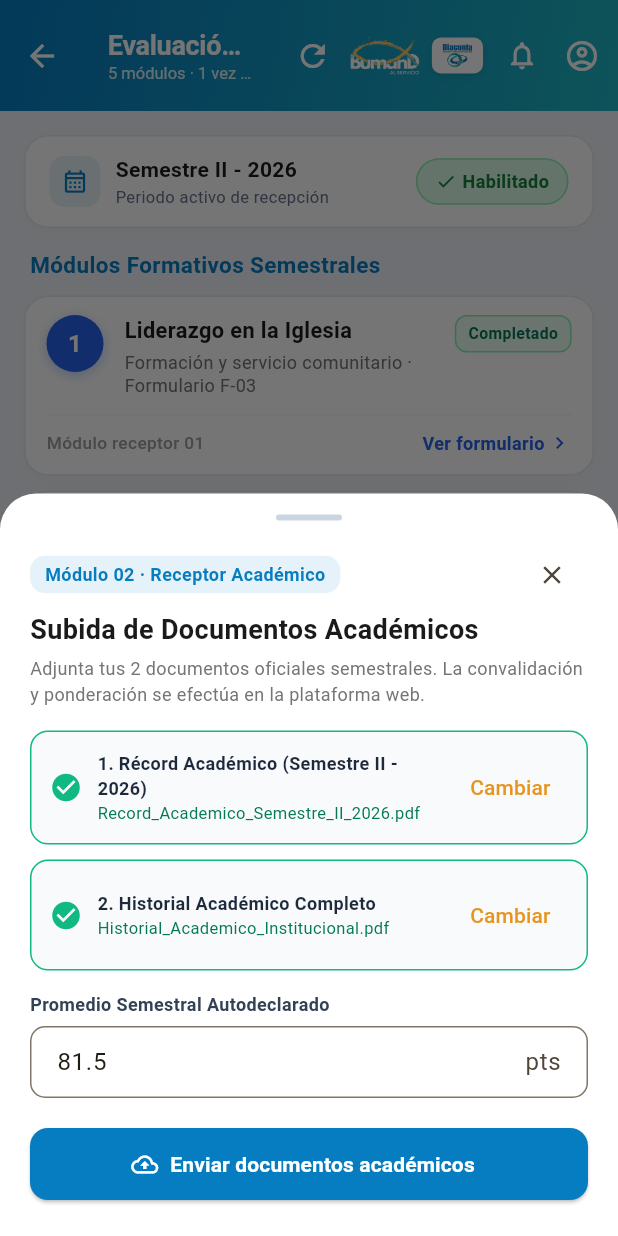
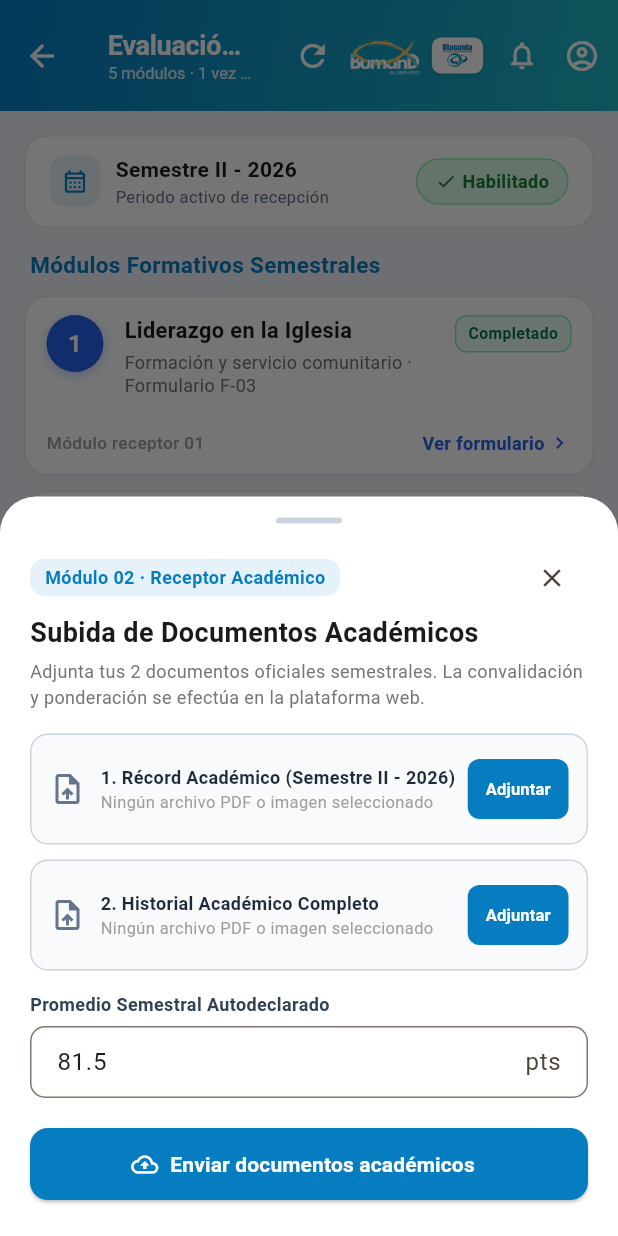
Before and after one commit to ddavalos12/bummand-movil, a Flutter app: the EvaluacionesPantalla screen opened directly, after a tap on an icon or button, on a phone screen of 412 x 824 dp. Run offline on Flutter 3.47's test engine with Material 3 defaults, Android fonts, the phone set to English and light mode, and no system bars; our stand-ins replace file_picker, flutter_riverpod, flutter_svg, geolocator, shared_preferences; accounts and stored records are empty; network calls fail.

Commit message:
feat(movil): integrar selector de archivos file_picker para subida de record academico y comprobantes medicos

```diff
--- a/lib/modulos/evaluaciones/widgets/detalle_evaluacion_modal.dart
+++ b/lib/modulos/evaluaciones/widgets/detalle_evaluacion_modal.dart
@@ -1,5 +1,6 @@
 import 'dart:convert';
 import 'package:flutter/material.dart';
+import 'package:file_picker/file_picker.dart';
 import 'package:http/http.dart' as http;
 
 import '../../../nucleo/constantes/api-constantes.dart';
@@ -611,14 +612,65 @@ class _ReceptorAcademicoModal extends StatefulWidget {
 
 class _ReceptorAcademicoModalState extends State<_ReceptorAcademicoModal> {
   final _promedio_ctrl = TextEditingController(text: "81.5");
-  String? _archivo_record = "Record_Academico_Semestre_II_2026.pdf";
-  String? _archivo_historial = "Historial_Academico_Institucional.pdf";
+  String? _archivo_record;
+  String? _archivo_historial;
+  String? _tamano_record;
+  String? _tamano_historial;
   bool _enviando = false;
 
   @override
   void dispose() {
     _promedio_ctrl.dispose();
     super.dispose();
+  }
+
+  Future<void> _seleccionarArchivo(bool es_record) async {
+    try {
+      final resultado = await FilePicker.pickFiles(
+        type: FileType.custom,
+        allowedExtensions: ['pdf', 'png', 'jpg', 'jpeg'],
+      );
+
+      if (resultado.isNotEmpty) {
+        final archivo = resultado.first;
+        final bytes = archivo.lengthSync();
+        final tamano = bytes != null
+            ? (bytes > 1024 * 1024
+                ? "${(bytes / (1024 * 1024)).toStringAsFixed(1)} MB"
+                : "${(bytes / 1024).toStringAsFixed(1)} KB")
+            : null;
+
+        setState(() {
+          if (es_record) {
+            _archivo_record = archivo.name;
+            _tamano_record = tamano;
+          } else {
+            _archivo_historial = archivo.name;
+            _tamano_historial = tamano;
+          }
+        });
+      }
+    } catch (e) {
+      if (!mounted) return;
+      ScaffoldMessenger.of(context).showSnackBar(
+        SnackBar(
+          content: Text("No se pudo seleccionar el archivo: $e"),
+          backgroundColor: const Color(0xFFDC2626),
+        ),
+      );
+    }
+  }
+
+  void _eliminarArchivo(bool es_record) {
+    setState(() {
+      if (es_record) {
+        _archivo_record = null;
+        _tamano_record = null;
+      } else {
+        _archivo_historial = null;
+        _tamano_historial = null;
+      }
+    });
   }
 
   Future<void> _enviarDocumentos() async {
@@ -737,21 +789,17 @@ class _ReceptorAcademicoModalState extends State<_ReceptorAcademicoModal> {
           _construirSelectorDocumento(
             etiqueta: "1. Récord Académico (Semestre II - 2026)",
             archivo: _archivo_record,
-            alPresionar: () {
-              setState(() {
-                _archivo_record = "Record_Academico_Semestre_II_2026.pdf";
-              });
-            },
+            tamano: _tamano_record,
+            alPresionar: () => _seleccionarArchivo(true),
+            alEliminar: () => _eliminarArchivo(true),
           ),
           const SizedBox(height: 10),
           _construirSelectorDocumento(
             etiqueta: "2. Historial Académico Completo",
             archivo: _archivo_historial,
-            alPresionar: () {
-              setState(() {
-                _archivo_historial = "Historial_Academico_Institucional.pdf";
-              });
-            },
+            tamano: _tamano_historial,
+            alPresionar: () => _seleccionarArchivo(false),
+            alEliminar: () => _eliminarArchivo(false),
           ),
           const SizedBox(height: 14),
           Column(
@@ -815,8 +863,11 @@ class _ReceptorAcademicoModalState extends State<_ReceptorAcademicoModal> {
   Widget _construirSelectorDocumento({
     required String etiqueta,
     required String? archivo,
+    required String? tamano,
     required VoidCallback alPresionar,
+    required VoidCallback alEliminar,
   }) {
+    final es_pdf = archivo != null && archivo.toLowerCase().endsWith(".pdf");
     return Container(
       padding: const EdgeInsets.all(12),
       decoration: BoxDecoration(
@@ -829,9 +880,13 @@ class _ReceptorAcademicoModalState extends State<_ReceptorAcademicoModal> {
       child: Row(
         children: [
           Icon(
-            archivo != null ? Icons.check_circle : Icons.upload_file,
-            color: archivo != null ? const Color(0xFF10B981) : const Color(0xFF64748B),
-            size: 22,
+            archivo != null
+                ? (es_pdf ? Icons.picture_as_pdf : Icons.image)
+                : Icons.upload_file,
+            color: archivo != null
+                ? (es_pdf ? const Color(0xFFE11D48) : const Color(0xFF0D9488))
+                : const Color(0xFF64748B),
+            size: 24,
           ),
           const SizedBox(width: 10),
           Expanded(
@@ -847,18 +902,44 @@ class _ReceptorAcademicoModalState extends State<_ReceptorAcademicoModal> {
                   ),
                 ),
                 Text(
-                  archivo ?? "Ningún archivo seleccionado",
+                  archivo != null
+                      ? "$archivo ${tamano != null ? '($tamano)' : ''}"
+                      : "Ningún archivo PDF o imagen seleccionado",
                   style: TextStyle(
                     fontSize: 11,
                     color: archivo != null ? const Color(0xFF047857) : Colors.grey.shade500,
                   ),
+                  maxLines: 1,
+                  overflow: TextOverflow.ellipsis,
                 ),
               ],
             ),
           ),
-          TextButton(
+          if (archivo != null)
+            IconButton(
+              icon: const Icon(Icons.close, size: 18, color: Color(0xFF94A3B8)),
+              onPressed: alEliminar,
+              tooltip: "Eliminar archivo",
+            ),
+          ElevatedButton(
             onPressed: alPresionar,
-            child: Text(archivo == null ? "Adjuntar" : "Cambiar"),
+            style: ElevatedButton.styleFrom(
+              backgroundColor: archivo == null
+                  ? BumandColores.AZUL_DIACONIA
+                  : const Color(0xFFF1F5F9),
+              foregroundColor: archivo == null
+                  ? Colors.white
+                  : const Color(0xFF063A6B),
+              elevation: 0,
+              padding: const EdgeInsets.symmetric(horizontal: 12, vertical: 8),
+              shape: RoundedRectangleBorder(
+                borderRadius: BorderRadius.circular(8),
+              ),
+            ),
+            child: Text(
+              archivo == null ? "Adjuntar" : "Cambiar",
+              style: const TextStyle(fontSize: 11, fontWeight: FontWeight.bold),
+            ),
           ),
         ],
       ),
--- a/pubspec.yaml
+++ b/pubspec.yaml
@@ -39,6 +39,7 @@ dependencies:
   shared_preferences: ^2.5.5
   geolocator: ^14.1.1
   flutter_svg: ^2.3.0
+  file_picker: ^13.1.0
 
 dev_dependencies:
   flutter_test:
```
Also changed, not shown: lib/modulos/justificaciones/pantallas/solicitar-justificacion-dialogo.dart (+22 -6 lines), pubspec.lock, 1 other file.
